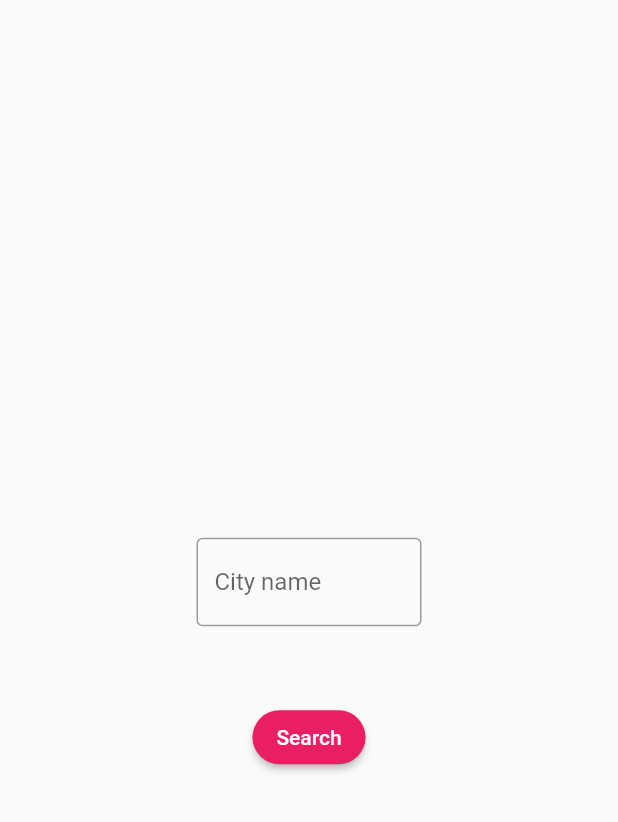
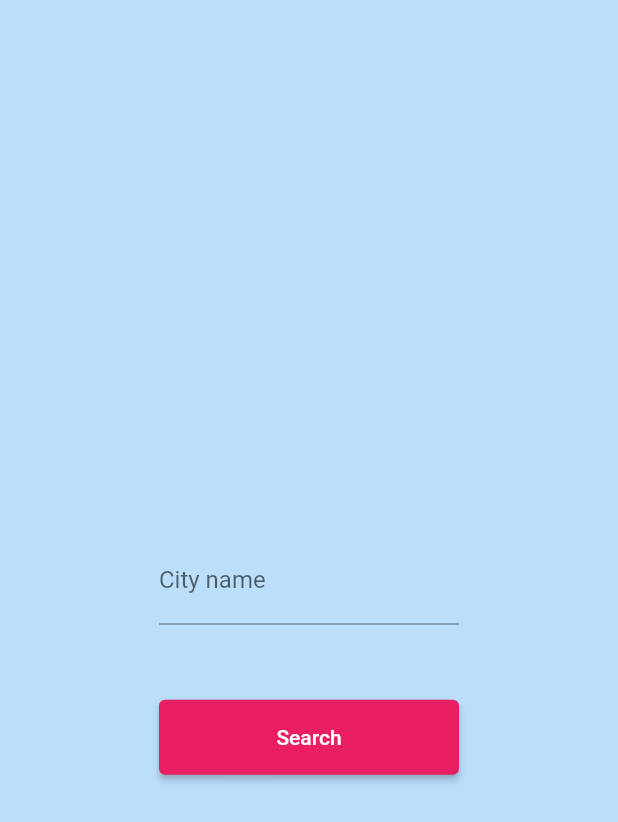
Before and after one commit to anastasiiavelma/weather-app, a Flutter app: the screen it shows after launch, after a tap on "Search", on a phone screen of 412 x 824 dp. Shown: the top 822 px of the screen. Run offline on Flutter 3.47's test engine with Material 2 defaults, Android fonts, the phone set to English and light mode, and no system bars; network calls fail.

```diff
--- a/lib/data_service.dart
+++ b/lib/data_service.dart
@@ -6,18 +6,17 @@ import 'package:weather_application/models.dart';
 class DataService {
   Future<WeatherResponse> getWeather(String city) async {
     final queryParameters = {
-      'q': 'city',
+      'q': city,
       'appid': '7ff9493d3a66fda40633f18ee31d3db7',
-      'units': 'imperial'
+      'units': 'metric'
     };
 
     final uri = Uri.https(
-        'api.openweathermap.org', 'data/2.5/weather', queryParameters);
+        'api.openweathermap.org', '/data/2.5/weather', queryParameters);
 
     final response = await http.get(uri);
 
     print(response.body);
-
     final json = jsonDecode(response.body);
     return WeatherResponse.fromJson(json);
   }
--- a/lib/main.dart
+++ b/lib/main.dart
@@ -23,6 +23,7 @@ class _MyAppState extends State<MyApp> {
   Widget build(BuildContext context) {
     return MaterialApp(
       home: Scaffold(
+        backgroundColor: Colors.blue[100],
         body: Center(
             child: Column(
           mainAxisAlignment: MainAxisAlignment.center,
@@ -41,23 +42,25 @@ class _MyAppState extends State<MyApp> {
             Padding(
               padding: const EdgeInsets.symmetric(vertical: 50),
               child: SizedBox(
-                width: 150,
+                width: 200,
                 child: TextField(
                   controller: _cityNameController,
                   decoration: const InputDecoration(
-                    border: OutlineInputBorder(),
                     labelText: 'City name',
                   ),
                 ),
               ),
             ),
-            ElevatedButton(
-              onPressed: _search,
-              style: ElevatedButton.styleFrom(
+            SizedBox(
+              width: 200.0,
+              height: 50.0,
+              child: ElevatedButton(
+                onPressed: _search,
+                style: ElevatedButton.styleFrom(
                   primary: Colors.pink,
-                  shape: RoundedRectangleBorder(
-                      borderRadius: BorderRadius.circular(50))),
-              child: const Text('Search'),
+                ),
+                child: const Text('Search'),
+              ),
             ),
           ],
         )),
--- a/lib/models.dart
+++ b/lib/models.dart
@@ -1,25 +1,3 @@
-/*
-{
-  "weather": [
-    {
-      "description": "clear sky",
-      "icon": "01d"
-    }
-  ],
-  "main": {
-    "temp": 282.55,
-    "feels_like": 281.86,
-    "pressure": 1023,
-    "humidity": 100
-  },
-  "wind": {
-    "speed": 1.5,
-    "deg": 350
-  },
-  "name": "Mountain View",
-  }
-*/
-
 class WeatherInfo {
   final String description;
   final String icon;
@@ -35,6 +13,7 @@ class WeatherInfo {
 
 class TemperatureInfo {
   final double temperature;
+
   TemperatureInfo({this.temperature});
 
   factory TemperatureInfo.fromJson(Map<String, dynamic> json) {
```
